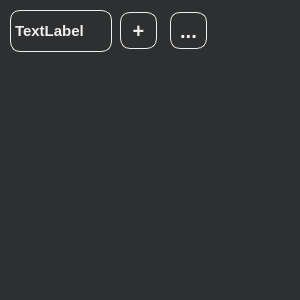
Before: the Qt Designer form explorer.ui in OglodkovVadim/Kurama, drawn with Qt 5.
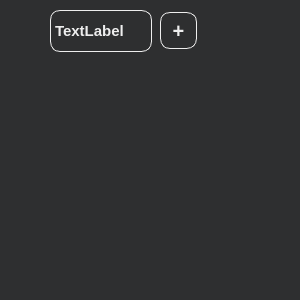
After: the same form once the commit is applied. Icons and pictures are not drawn.

Commit message: fixed bag with escape, changed button to arrow, fixed bag with adding files

Patch:
```diff
--- a/explorer.ui
+++ b/explorer.ui
@@ -75,12 +75,30 @@
 QToolButton:pressed {
 	background-color: rgb(46, 47, 48);
 	color: #eee;
+}
+
+QToolButton#toolButton_2 {
+	background-color:none;
+	min-width:15px;
+	max-width:15px;
+	min-height:15px;
+	max-height:15px;
+	image: url(:/image/arrowRight.png);
+	border:none;
+}	
+
+QToolButton#toolButton_2:hover {
+	image: url(:/image/arrowRightHover.png);
+} 
+
+QToolButton#toolButton_2:pressed {
+	image: url(:/image/arrowRight.png);
 }</string>
   </property>
   <widget class="QLabel" name="label">
    <property name="geometry">
     <rect>
-     <x>10</x>
+     <x>50</x>
      <y>10</y>
      <width>102</width>
      <height>42</height>
@@ -93,7 +111,7 @@
   <widget class="QToolButton" name="toolButton">
    <property name="geometry">
     <rect>
-     <x>120</x>
+     <x>160</x>
      <y>12</y>
      <width>37</width>
      <height>37</height>
@@ -106,14 +124,14 @@
   <widget class="QToolButton" name="toolButton_2">
    <property name="geometry">
     <rect>
-     <x>170</x>
-     <y>12</y>
-     <width>37</width>
-     <height>37</height>
+     <x>25</x>
+     <y>25</y>
+     <width>15</width>
+     <height>15</height>
     </rect>
    </property>
    <property name="text">
-    <string>...</string>
+    <string/>
    </property>
   </widget>
   <widget class="QWidget" name="widget" native="true">
```
The commit also changes 11 other files.
